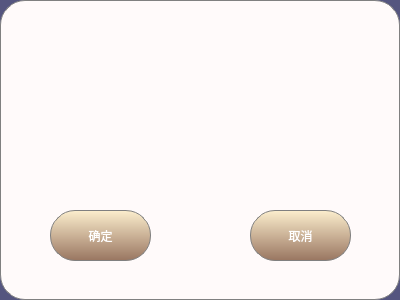
Above: ThreeMan_zhubo_mod/mod/mod_dialog/MDialog.ui from QPKJEDL/deskgame before the change. Below: the same form after it.
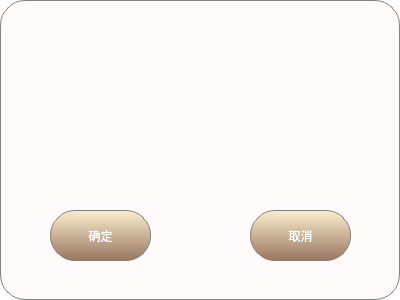
That is the form after the change.

Patch:
```diff
--- a/ThreeMan_zhubo_mod/mod/mod_dialog/MDialog.ui
+++ b/ThreeMan_zhubo_mod/mod/mod_dialog/MDialog.ui
@@ -1,7 +1,7 @@
 <?xml version="1.0" encoding="UTF-8"?>
 <ui version="4.0">
  <class>MDialog</class>
- <widget class="QDialog" name="MDialog">
+ <widget class="QWidget" name="MDialog">
   <property name="geometry">
    <rect>
     <x>0</x>
@@ -14,26 +14,18 @@
    <string>Dialog</string>
   </property>
   <property name="styleSheet">
-   <string notr="true">background-color: rgb(85, 85, 127);</string>
+   <string notr="true">background-color: transparent; border-radius: 30px;
+</string>
   </property>
-  <layout class="QVBoxLayout" name="verticalLayout">
-   <property name="spacing">
-    <number>0</number>
-   </property>
-   <property name="leftMargin">
-    <number>0</number>
-   </property>
-   <property name="topMargin">
-    <number>0</number>
-   </property>
-   <property name="rightMargin">
-    <number>0</number>
-   </property>
-   <property name="bottomMargin">
-    <number>0</number>
-   </property>
-   <item>
     <widget class="QWidget" name="widget" native="true">
+   <property name="geometry">
+    <rect>
+     <x>0</x>
+     <y>0</y>
+     <width>400</width>
+     <height>300</height>
+    </rect>
+   </property>
      <property name="styleSheet">
       <string notr="true">background-color: rgb(255, 250, 250);border:1px solid grey; border-radius: 25px;</string>
      </property>
@@ -101,8 +93,6 @@
       </property>
      </widget>
     </widget>
-   </item>
-  </layout>
  </widget>
  <resources/>
  <connections/>
```
Left out of the diff: 2 changed lines with no effect on the pictures. Lines whose indentation alone changed are shown as unchanged.
